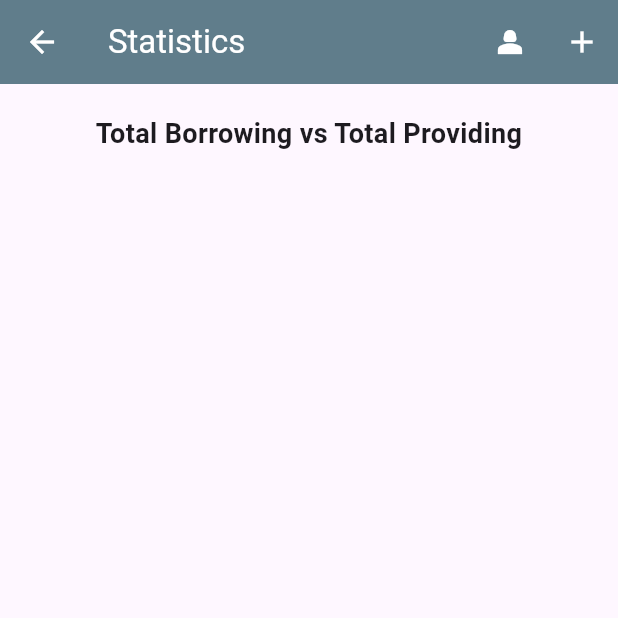
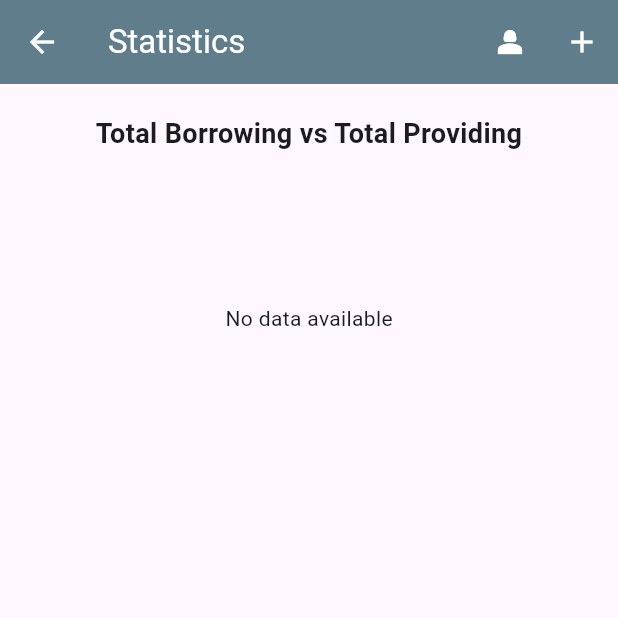
Before and after one commit to zulfikar2022/money-management-app-with-flutter-riverpod-and-sqlite, a Flutter app: the StatScreen screen opened directly, on a phone screen of 412 x 824 dp, the top half of it. Run offline on Flutter 3.47's test engine with Material 3 defaults, Android fonts, the light colour scheme and no system bars; drawn by our look-alikes of fl_chart; our stand-ins replace firebase_auth, firebase_core, flutter_riverpod, flutter_slidable, font_awesome_flutter, google_sign_in and 2 more; accounts and stored records are empty.

Commit message:
condition applied in the statistics screen to show placeholder screen in case of no data value

```diff
--- a/lib/widgets/stat_totalborrowing_totallanding.dart
+++ b/lib/widgets/stat_totalborrowing_totallanding.dart
@@ -13,6 +13,9 @@ class StatTotalBorrowingTotalLanding extends StatelessWidget {
 
   @override
   Widget build(BuildContext context) {
+    if (remainingBorrowings == 0 && remainingProvidings == 0) {
+      return Center(child: Text("No data available"));
+    }
     return PieChart(
       PieChartData(
         sections: [
```
